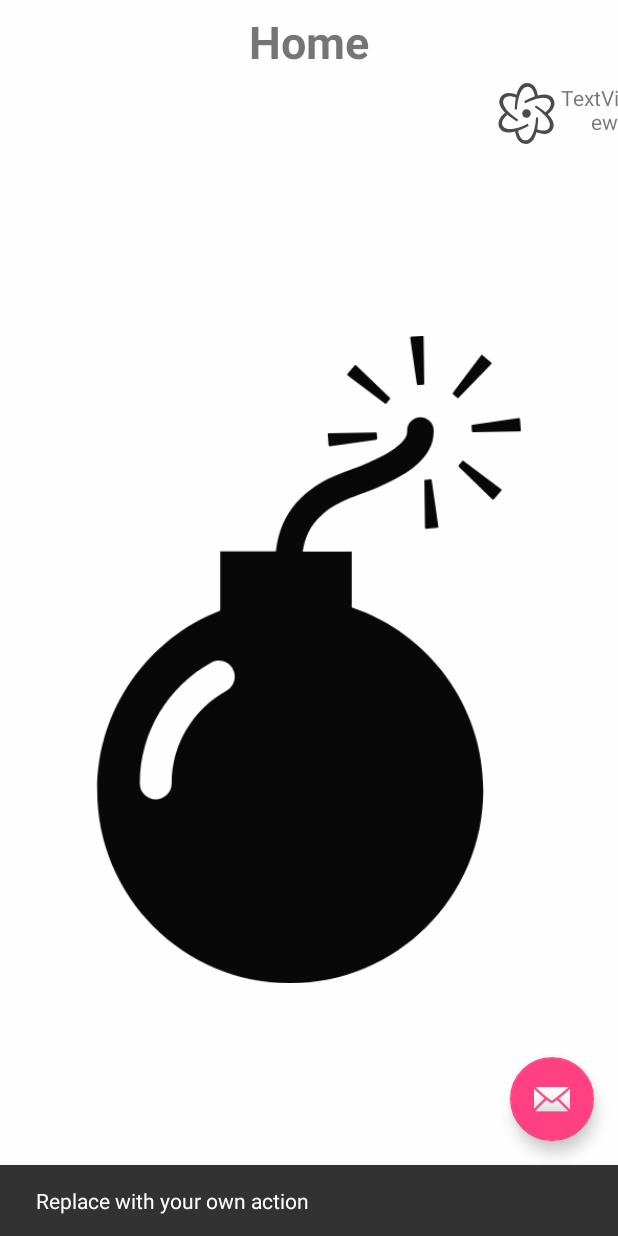
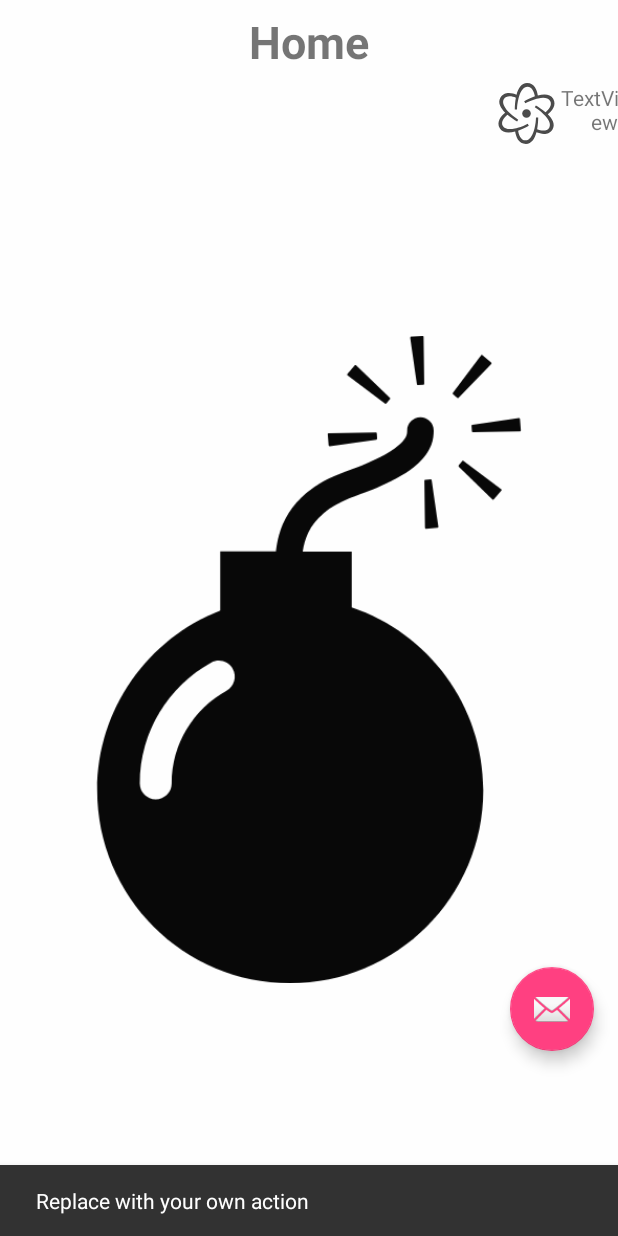
Before and after one commit to cnc-shimo/dokidoki-memorial, an Android app: the screen it shows after launch (MainActivity), after a tap on an icon or button, on a phone screen of 412 x 824 dp. Run offline under Robolectric (Android 15) with nearby library versions, the phone set to English and light mode, and no system bars; plain views replace BottomBar.

Commit message:
[update] fix floating action bottom position

```diff
--- a/client/app/build.gradle
+++ b/client/app/build.gradle
@@ -26,5 +26,6 @@ dependencies {
     })
     compile 'com.android.support:appcompat-v7:24.2.1'
     compile 'com.android.support:design:24.2.1'
+    compile 'com.roughike:bottom-bar:2.0.2'
     testCompile 'junit:junit:4.12'
 }
--- a/client/app/src/main/res/layout/activity_main.xml
+++ b/client/app/src/main/res/layout/activity_main.xml
@@ -21,13 +21,16 @@
         android:layout_width="wrap_content"
         android:layout_height="wrap_content"
         android:layout_gravity="end|bottom"
-        android:layout_margin="@dimen/fab_margin"
+        android:layout_marginTop="@dimen/fab_margin"
+        android:layout_marginLeft="@dimen/fab_margin"
+        android:layout_marginRight="@dimen/fab_margin"
+        android:layout_marginBottom="@dimen/fab_marginBottom"
         app:srcCompat="@android:drawable/ic_dialog_email" />
 
     <com.roughike.bottombar.BottomBar
         android:id="@+id/bottomBar"
         android:layout_width="match_parent"
-        android:layout_height="60dp"
+        android:layout_height="@dimen/bottombar_height"
         android:layout_gravity="bottom"
         app:bb_tabXmlResource="@xml/bottom_menu_bar"
         app:bb_behavior="shy" />
--- a/client/app/src/main/res/values/dimens.xml
+++ b/client/app/src/main/res/values/dimens.xml
@@ -3,5 +3,7 @@
     <dimen name="activity_horizontal_margin">16dp</dimen>
     <dimen name="activity_vertical_margin">16dp</dimen>
     <dimen name="fab_margin">16dp</dimen>
+    <dimen name="fab_marginBottom">76dp</dimen>
+    <dimen name="bottombar_height">60dp</dimen>
     <dimen name="appbar_padding_top">8dp</dimen>
 </resources>
```
